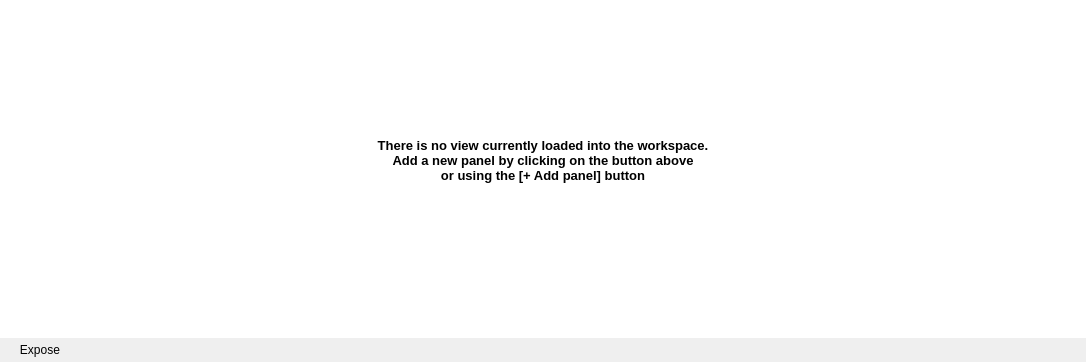
First picture: the form in library/tulip-gui/designer/Workspace.ui, repository Tulip-Dev/tulip, before the edit; both pictures show x 0 to 1086 and y 273 to 635 of the 1086 by 635 pixel window.
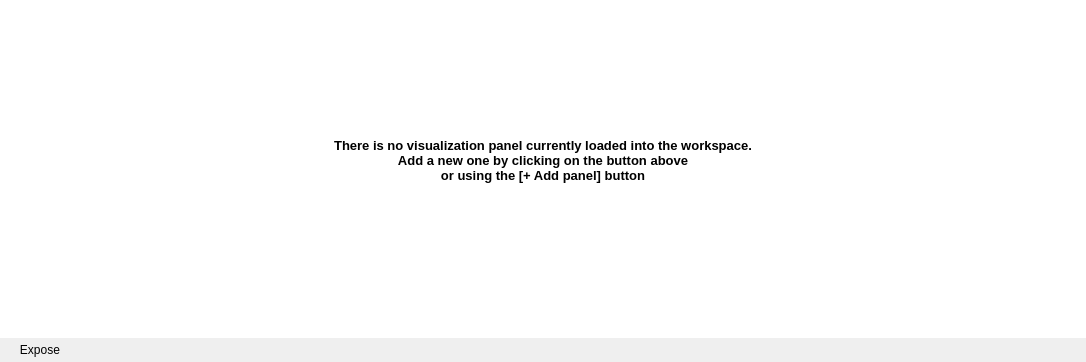
Second picture: the form after the edit. The open tabs and pages were chosen to show the change. Icons and pictures are not drawn. Custom widgets are drawn as their Qt base class.

```diff
--- a/library/tulip-gui/designer/Workspace.ui
+++ b/library/tulip-gui/designer/Workspace.ui
@@ -169,7 +169,7 @@
 &lt;html&gt;&lt;head&gt;&lt;meta name=&quot;qrichtext&quot; content=&quot;1&quot; /&gt;&lt;style type=&quot;text/css&quot;&gt;
 p, li { white-space: pre-wrap; }
 &lt;/style&gt;&lt;/head&gt;&lt;body style=&quot; font-family:'DejaVu Sans'; font-size:10pt; font-weight:400; font-style:normal;&quot;&gt;
-&lt;p style=&quot; margin-top:0px; margin-bottom:0px; margin-left:0px; margin-right:0px; -qt-block-indent:0; text-indent:0px;&quot;&gt;&lt;span style=&quot; font-weight:600;&quot;&gt;There is no view currently loaded into the workspace.&lt;br /&gt;Add a new panel by clicking on the button above&lt;br/&gt;or using the [+ Add panel] button&lt;/span&gt;&lt;/p&gt;&lt;/body&gt;&lt;/html&gt;</string>
+&lt;p style=&quot; margin-top:0px; margin-bottom:0px; margin-left:0px; margin-right:0px; -qt-block-indent:0; text-indent:0px;&quot;&gt;&lt;span style=&quot; font-weight:600;&quot;&gt;There is no visualization panel currently loaded into the workspace.&lt;br /&gt;Add a new one by clicking on the button above&lt;br/&gt;or using the [+ Add panel] button&lt;/span&gt;&lt;/p&gt;&lt;/body&gt;&lt;/html&gt;</string>
             </property>
             <property name="alignment">
              <set>Qt::AlignCenter</set>
```
